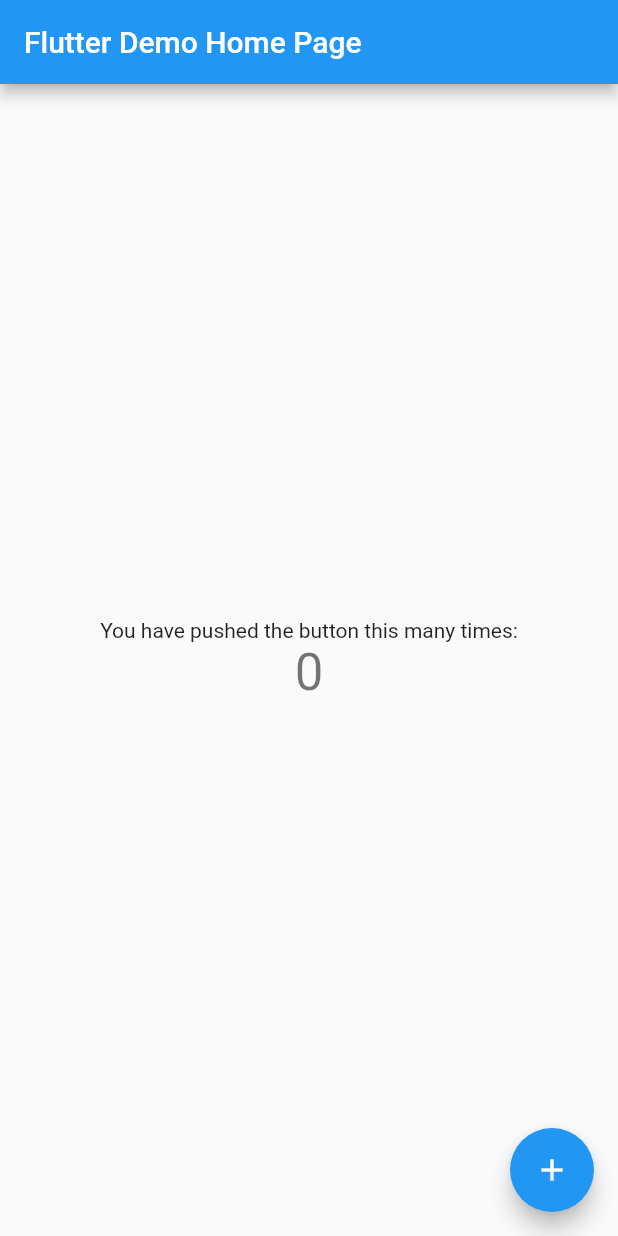
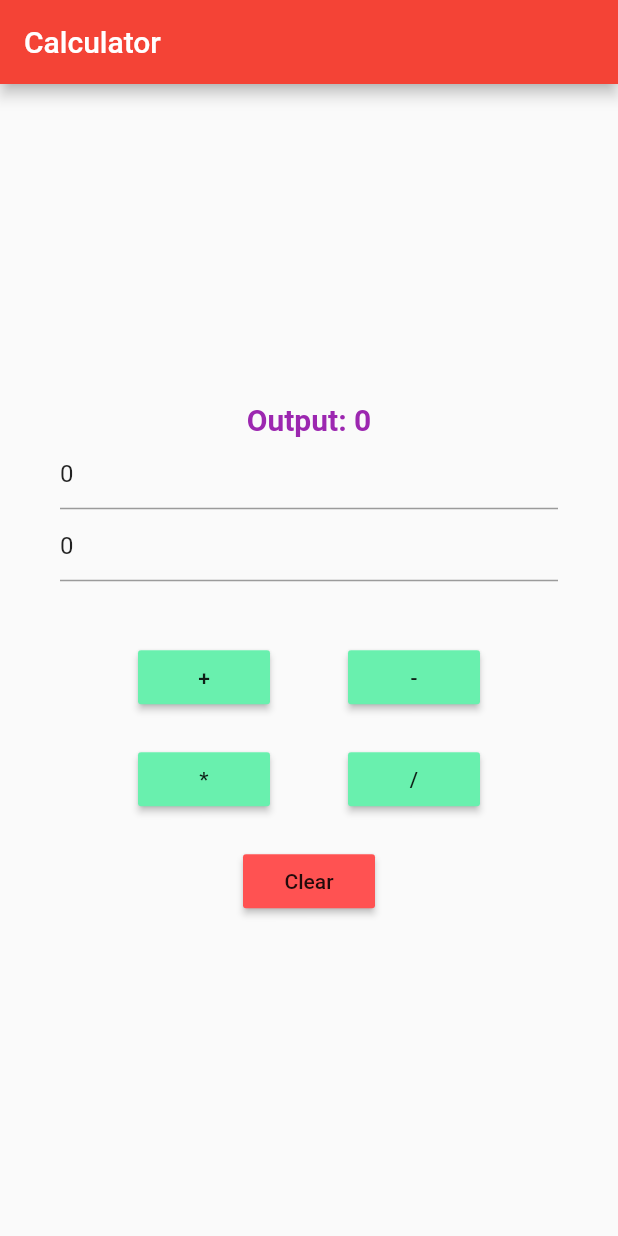
Before and after one commit to irfan87/flutter_calculator, a Flutter app: the screen it shows after launch, on a phone screen of 412 x 824 dp. Run offline on Flutter 3.47's test engine with Material 2 defaults, Android fonts, the phone set to English and light mode, and no system bars.

Commit message:
calculator with Flutter - Done

```diff
--- /dev/null
+++ b/lib/homepage.dart
@@ -0,0 +1,140 @@
+import 'package:flutter/material.dart';
+
+class HomePage extends StatefulWidget {
+  @override
+  State createState() => HomePageState();
+}
+
+class HomePageState extends State<HomePage> {
+  var num1 = 0;
+  var num2 = 0;
+  var sum = 0;
+
+  final TextEditingController textEditingController1 =
+      TextEditingController(text: "0");
+  final TextEditingController textEditingController2 =
+      TextEditingController(text: "0");
+
+  void additional() {
+    this.setState(() {
+      num1 = int.parse(textEditingController1.text);
+      num2 = int.parse(textEditingController2.text);
+
+      sum = num1 + num2;
+    });
+  }
+
+  void substract() {
+    this.setState(() {
+      num1 = int.parse(textEditingController1.text);
+      num2 = int.parse(textEditingController2.text);
+
+      sum = num1 - num2;
+    });
+  }
+
+  void multiply() {
+    this.setState(() {
+      num1 = int.parse(textEditingController1.text);
+      num2 = int.parse(textEditingController2.text);
+
+      sum = num1 * num2;
+    });
+  }
+
+  void divide() {
+    this.setState(() {
+      num1 = int.parse(textEditingController1.text);
+      num2 = int.parse(textEditingController2.text);
+
+      sum = num1 ~/ num2;
+    });
+  }
+
+  void clearField() {
+    this.setState(() {
+      textEditingController1.text = "0";
+      textEditingController2.text = "0";
+    });
+  }
+
+  @override
+  Widget build(BuildContext context) {
+    return Scaffold(
+      appBar: AppBar(
+        title: Text("Calculator"),
+      ),
+      body: Container(
+          padding: const EdgeInsets.all(40.0),
+          child: Column(
+            mainAxisAlignment: MainAxisAlignment.center,
+            children: <Widget>[
+              Text("Output: $sum",
+                  style: TextStyle(
+                      fontSize: 20.0,
+                      color: Colors.purple,
+                      fontWeight: FontWeight.bold)),
+              TextField(
+                keyboardType: TextInputType.number,
+                decoration: InputDecoration(hintText: "Enter First Number"),
+                controller: textEditingController1,
+              ),
+              TextField(
+                keyboardType: TextInputType.number,
+                decoration: InputDecoration(hintText: "Enter Second Number"),
+                controller: textEditingController2,
+              ),
+              Padding(
+                padding: const EdgeInsets.only(top: 40.0),
+              ),
+              Row(
+                mainAxisAlignment: MainAxisAlignment.spaceEvenly,
+                children: <Widget>[
+                  MaterialButton(
+                    child: Text("+"),
+                    color: Colors.greenAccent,
+                    onPressed: additional,
+                  ),
+                  MaterialButton(
+                    child: Text("-"),
+                    color: Colors.greenAccent,
+                    onPressed: substract,
+                  )
+                ],
+              ),
+              Padding(
+                padding: const EdgeInsets.only(top: 20.0),
+              ),
+              Row(
+                mainAxisAlignment: MainAxisAlignment.spaceEvenly,
+                children: <Widget>[
+                  MaterialButton(
+                    child: Text("*"),
+                    color: Colors.greenAccent,
+                    onPressed: multiply,
+                  ),
+                  MaterialButton(
+                    child: Text("/"),
+                    color: Colors.greenAccent,
+                    onPressed: divide,
+                  )
+                ],
+              ),
+              Padding(
+                padding: const EdgeInsets.only(top: 20.0),
+              ),
+              Row(
+                mainAxisAlignment: MainAxisAlignment.center,
+                children: <Widget>[
+                  MaterialButton(
+                    child: Text("Clear"),
+                    color: Colors.redAccent,
+                    onPressed: clearField,
+                  )
+                ],
+              )
+            ],
+          )),
+    );
+  }
+}
--- a/lib/main.dart
+++ b/lib/main.dart
@@ -1,117 +1,15 @@
 import 'package:flutter/material.dart';
+import 'package:flutter_calculator/homepage.dart';
 
-void main() {
-  runApp(MyApp());
-}
+main() => runApp(MyApp());
 
 class MyApp extends StatelessWidget {
-  // This widget is the root of your application.
   @override
   Widget build(BuildContext context) {
     return MaterialApp(
-      title: 'Flutter Demo',
-      theme: ThemeData(
-        // This is the theme of your application.
-        //
-        // Try running your application with "flutter run". You'll see the
-        // application has a blue toolbar. Then, without quitting the app, try
-        // changing the primarySwatch below to Colors.green and then invoke
-        // "hot reload" (press "r" in the console where you ran "flutter run",
-        // or simply save your changes to "hot reload" in a Flutter IDE).
-        // Notice that the counter didn't reset back to zero; the application
-        // is not restarted.
-        primarySwatch: Colors.blue,
-        // This makes the visual density adapt to the platform that you run
-        // the app on. For desktop platforms, the controls will be smaller and
-        // closer together (more dense) than on mobile platforms.
-        visualDensity: VisualDensity.adaptivePlatformDensity,
-      ),
-      home: MyHomePage(title: 'Flutter Demo Home Page'),
+      title: 'Calculator App',
+      theme: ThemeData(primarySwatch: Colors.red),
+      home: HomePage(),
     );
   }
 }
-
-class MyHomePage extends StatefulWidget {
-  MyHomePage({Key key, this.title}) : super(key: key);
-
-  // This widget is the home page of your application. It is stateful, meaning
-  // that it has a State object (defined below) that contains fields that affect
-  // how it looks.
-
-  // This class is the configuration for the state. It holds the values (in this
-  // case the title) provided by the parent (in this case the App widget) and
-  // used by the build method of the State. Fields in a Widget subclass are
-  // always marked "final".
-
-  final String title;
-
-  @override
-  _MyHomePageState createState() => _MyHomePageState();
-}
-
-class _MyHomePageState extends State<MyHomePage> {
-  int _counter = 0;
-
-  void _incrementCounter() {
-    setState(() {
-      // This call to setState tells the Flutter framework that something has
-      // changed in this State, which causes it to rerun the build method below
-      // so that the display can reflect the updated values. If we changed
-      // _counter without calling setState(), then the build method would not be
-      // called again, and so nothing would appear to happen.
-      _counter++;
-    });
-  }
-
-  @override
-  Widget build(BuildContext context) {
-    // This method is rerun every time setState is called, for instance as done
-    // by the _incrementCounter method above.
-    //
-    // The Flutter framework has been optimized to make rerunning build methods
-    // fast, so that you can just rebuild anything that needs updating rather
-    // than having to individually change instances of widgets.
-    return Scaffold(
-      appBar: AppBar(
-        // Here we take the value from the MyHomePage object that was created by
-        // the App.build method, and use it to set our appbar title.
-        title: Text(widget.title),
-      ),
-      body: Center(
-        // Center is a layout widget. It takes a single child and positions it
-        // in the middle of the parent.
-        child: Column(
-          // Column is also a layout widget. It takes a list of children and
-          // arranges them vertically. By default, it sizes itself to fit its
-          // children horizontally, and tries to be as tall as its parent.
-          //
-          // Invoke "debug painting" (press "p" in the console, choose the
-          // "Toggle Debug Paint" action from the Flutter Inspector in Android
-          // Studio, or the "Toggle Debug Paint" command in Visual Studio Code)
-          // to see the wireframe for each widget.
-          //
-          // Column has various properties to control how it sizes itself and
-          // how it positions its children. Here we use mainAxisAlignment to
-          // center the children vertically; the main axis here is the vertical
-          // axis because Columns are vertical (the cross axis would be
-          // horizontal).
-          mainAxisAlignment: MainAxisAlignment.center,
-          children: <Widget>[
-            Text(
-              'You have pushed the button this many times:',
-            ),
-            Text(
-              '$_counter',
-              style: Theme.of(context).textTheme.headline4,
-            ),
-          ],
-        ),
-      ),
-      floatingActionButton: FloatingActionButton(
-        onPressed: _incrementCounter,
-        tooltip: 'Increment',
-        child: Icon(Icons.add),
-      ), // This trailing comma makes auto-formatting nicer for build methods.
-    );
-  }
-}
```
